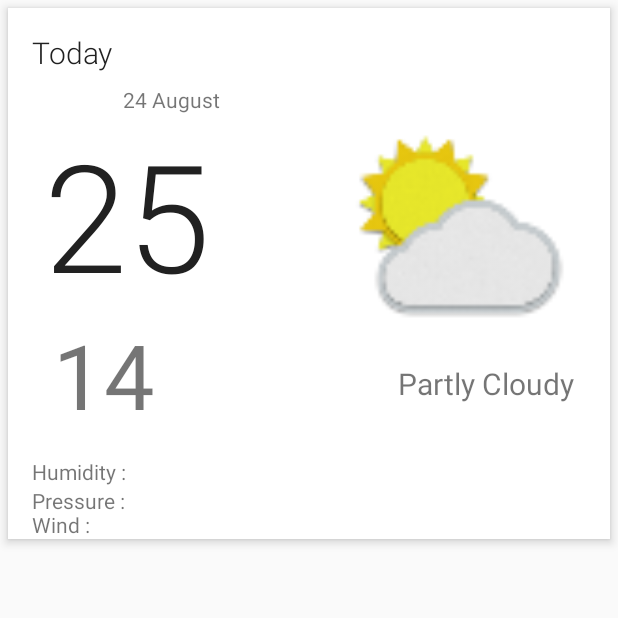
After one commit to MossCoOne/weatherapp, an Android app: the WeatherDetailActivity screen opened directly, with no data from a screen before it, on a phone screen of 412 x 824 dp, the top half of it. The commit adds this screen. Run offline under Robolectric (Android 15) with nearby library versions, the phone set to English and light mode, and no system bars.

Commit message:
Add the WeatherDetail view and SI units for temperature

```diff
--- a/MyWeatherApp/app/src/main/java/za/co/mossco/myweatherapp/utility/Constants.java
+++ b/MyWeatherApp/app/src/main/java/za/co/mossco/myweatherapp/utility/Constants.java
@@ -3,5 +3,5 @@ package za.co.mossco.myweatherapp.utility;
 
 public class Constants {
     public static final   String APP_ID = "";
-    public static String OPEN_WEATHER_BASE_URL = "";
+    public static String OPEN_WEATHER_BASE_URL = "http://api.openweathermap.org/data/2.5/forecast/";
 }
--- a/MyWeatherApp/app/src/main/java/za/co/mossco/myweatherapp/weather/WeatherFragment.java
+++ b/MyWeatherApp/app/src/main/java/za/co/mossco/myweatherapp/weather/WeatherFragment.java
@@ -2,6 +2,7 @@ package za.co.mossco.myweatherapp.weather;
 
 
 import android.app.ProgressDialog;
+import android.content.Intent;
 import android.os.Bundle;
 import android.support.annotation.Nullable;
 import android.support.v4.app.Fragment;
@@ -26,8 +27,11 @@ import java.util.ArrayList;
 import za.co.mossco.myweatherapp.R;
 import za.co.mossco.myweatherapp.model.WeatherRepository;
 import za.co.mossco.myweatherapp.model.WeatherRepositoryImpl;
+import za.co.mossco.myweatherapp.model.bean.List;
 import za.co.mossco.myweatherapp.model.bean.WeatherResponse;
 import za.co.mossco.myweatherapp.weather.adapter.WeatherAdapter;
+import za.co.mossco.myweatherapp.weather.adapter.WeatherAdapter.WeatherItemClickListener;
+import za.co.mossco.myweatherapp.weatherdetail.WeatherDetailActivity;
 
 
 public class WeatherFragment extends Fragment implements WeatherContract.View {
@@ -68,7 +72,7 @@ public class WeatherFragment extends Fragment implements WeatherContract.View {
 
     @Override
     public void showWeather(java.util.List<WeatherResponse> weatherResponseList) {
-        weatherAdapter = new WeatherAdapter(weatherResponseList.get(0).getList());
+        weatherAdapter = new WeatherAdapter(weatherResponseList.get(0).getList(),weatherItemClickListener);
         LinearLayoutManager linearLayoutManager = new LinearLayoutManager(getActivity());
         linearLayoutManager.setOrientation(LinearLayoutManager.VERTICAL);
         weaklyWeatherRecyclerView.setLayoutManager(linearLayoutManager);
@@ -90,4 +94,12 @@ public class WeatherFragment extends Fragment implements WeatherContract.View {
         weatherLoadingProgress.dismiss();
     }
 
+
+    WeatherItemClickListener weatherItemClickListener = new WeatherItemClickListener() {
+        @Override
+        public void onConsultantClicked(List clickedConsultant) {
+            Intent intent = new Intent(getContext(), WeatherDetailActivity.class);
+            startActivity(intent);
+        }
+    };
 }
--- a/MyWeatherApp/app/src/main/java/za/co/mossco/myweatherapp/weather/adapter/WeatherAdapter.java
+++ b/MyWeatherApp/app/src/main/java/za/co/mossco/myweatherapp/weather/adapter/WeatherAdapter.java
@@ -13,10 +13,12 @@ import za.co.mossco.myweatherapp.utility.DateUtil;
 
 
 public class WeatherAdapter extends RecyclerView.Adapter<WeatherViewHolder> {
-    public java.util.List<za.co.mossco.myweatherapp.model.bean.List> dailyWeatherList;
+    private java.util.List<za.co.mossco.myweatherapp.model.bean.List> dailyWeatherList;
+    private WeatherItemClickListener weatherItemClickListener;
 
-    public WeatherAdapter(List<za.co.mossco.myweatherapp.model.bean.List> dailyWeatherList) {
+    public WeatherAdapter(List<za.co.mossco.myweatherapp.model.bean.List> dailyWeatherList, WeatherItemClickListener weatherItemClickListener) {
         this.dailyWeatherList = dailyWeatherList;
+        this.weatherItemClickListener = weatherItemClickListener;
     }
 
     @Override
@@ -24,11 +26,12 @@ public class WeatherAdapter extends RecyclerView.Adapter<WeatherViewHolder> {
         Context context = parent.getContext();
         LayoutInflater layoutInflater = LayoutInflater.from(context);
         View view = layoutInflater.inflate(R.layout.weather_row, parent, false);
-        return new WeatherViewHolder(view);
+        return new WeatherViewHolder(view,weatherItemClickListener);
     }
 
     @Override
     public void onBindViewHolder(WeatherViewHolder holder, int position) {
+        char degreeSymbol = '\u00B0';
         final za.co.mossco.myweatherapp.model.bean.List currentWeather = dailyWeatherList.get(position);
         if (position == 0) {
             holder.dateTextView.setText(R.string.today_text);
@@ -38,8 +41,8 @@ public class WeatherAdapter extends RecyclerView.Adapter<WeatherViewHolder> {
             holder.dateTextView.setText(DateUtil.getCurrentDayOfWeek(currentWeather.getDt()));
         }
         holder.weatherDescriptionTextView.setText(currentWeather.getWeather().get(0).getDescription());
-        holder.highTemperatureTextView.setText(DateUtil.toCelsius(currentWeather.getTemp().getMax()) + "\u2103");
-        holder.lowTemperatureTextView.setText(DateUtil.toCelsius(currentWeather.getTemp().getMin())+ "\u2103");
+        holder.highTemperatureTextView.setText(DateUtil.toCelsius(currentWeather.getTemp().getMax()) + degreeSymbol);
+        holder.lowTemperatureTextView.setText(DateUtil.toCelsius(currentWeather.getTemp().getMin()) + degreeSymbol);
         String main = currentWeather.getWeather().get(0).getMain();
 
         if (main.equalsIgnoreCase("Clear")) {
@@ -47,7 +50,7 @@ public class WeatherAdapter extends RecyclerView.Adapter<WeatherViewHolder> {
         } else if (main.equalsIgnoreCase("Rainy")) {
             holder.weatherIconImageView.setImageResource(R.drawable.ic_light_rain);
         }
-
+        holder.setCurrentConsultant(currentWeather);
     }
 
     @Override
@@ -55,5 +58,8 @@ public class WeatherAdapter extends RecyclerView.Adapter<WeatherViewHolder> {
         return dailyWeatherList.size();
     }
 
+    public interface WeatherItemClickListener {
+        void onConsultantClicked(za.co.mossco.myweatherapp.model.bean.List clickedConsultant);
+    }
 
 }
--- a/MyWeatherApp/app/src/main/java/za/co/mossco/myweatherapp/weather/adapter/WeatherViewHolder.java
+++ b/MyWeatherApp/app/src/main/java/za/co/mossco/myweatherapp/weather/adapter/WeatherViewHolder.java
@@ -7,17 +7,31 @@ import android.widget.ImageView;
 import android.widget.TextView;
 
 import za.co.mossco.myweatherapp.R;
+import za.co.mossco.myweatherapp.weather.adapter.WeatherAdapter.WeatherItemClickListener;
 
-public class WeatherViewHolder extends RecyclerView.ViewHolder {
+public class WeatherViewHolder extends RecyclerView.ViewHolder implements View.OnClickListener {
     ImageView weatherIconImageView;
     TextView dateTextView, weatherDescriptionTextView, highTemperatureTextView, lowTemperatureTextView;
+    WeatherItemClickListener weatherItemClickListener;
+    za.co.mossco.myweatherapp.model.bean.List currentWeatherList;
 
-    public WeatherViewHolder(View itemView) {
+    public WeatherViewHolder(View itemView,WeatherItemClickListener weatherItemClickListener) {
         super(itemView);
         weatherIconImageView = (ImageView) itemView.findViewById(R.id.weather_icon);
         dateTextView = (TextView) itemView.findViewById(R.id.date);
         weatherDescriptionTextView = (TextView) itemView.findViewById(R.id.weather_description);
         highTemperatureTextView = (TextView) itemView.findViewById(R.id.high_temperature);
         lowTemperatureTextView = (TextView) itemView.findViewById(R.id.low_temperature);
+        this.weatherItemClickListener = weatherItemClickListener;
+        itemView.setOnClickListener(this);
+    }
+
+    public void setCurrentConsultant(za.co.mossco.myweatherapp.model.bean.List currentWeatherList) {
+        this.currentWeatherList = currentWeatherList;
+    }
+
+    @Override
+    public void onClick(View view) {
+        weatherItemClickListener.onConsultantClicked(currentWeatherList);
     }
 }
--- /dev/null
+++ b/MyWeatherApp/app/src/main/java/za/co/mossco/myweatherapp/weatherdetail/WeatherDetailActivity.java
@@ -0,0 +1,30 @@
+package za.co.mossco.myweatherapp.weatherdetail;
+
+import android.content.Context;
+import android.content.Intent;
+import android.support.v7.app.AppCompatActivity;
+import android.os.Bundle;
+
+import com.google.gson.Gson;
+
+import za.co.mossco.myweatherapp.R;
+
+public class WeatherDetailActivity extends AppCompatActivity {
+
+
+    public static Intent getInstance(Context context,za.co.mossco.myweatherapp.model.bean.List currentWeatherList) {
+        Intent detailIntent = new Intent(context, WeatherDetailActivity.class);
+
+//        Bundle bundle = new Bundle();
+//        bundle.putString(CONSULTANT_KEY, new Gson().toJson(consultant));
+//        detailIntent.putExtras(bundle);
+        return detailIntent;
+    }
+
+
+    @Override
+    protected void onCreate(Bundle savedInstanceState) {
+        super.onCreate(savedInstanceState);
+        setContentView(R.layout.activity_weather_detail);
+    }
+}
--- /dev/null
+++ b/MyWeatherApp/app/src/main/res/layout/activity_weather_detail.xml
@@ -0,0 +1,126 @@
+<?xml version="1.0" encoding="utf-8"?>
+<ScrollView xmlns:android="http://schemas.android.com/apk/res/android"
+    xmlns:app="http://schemas.android.com/apk/res-auto"
+    xmlns:tools="http://schemas.android.com/tools"
+    android:id="@+id/activity_weather_detail"
+    android:layout_width="match_parent"
+    android:layout_height="match_parent"
+    tools:context="za.co.mossco.myweatherapp.weatherdetail.WeatherDetailActivity">
+
+
+    <android.support.constraint.ConstraintLayout
+        android:layout_width="match_parent"
+        android:layout_height="wrap_content"
+        android:layout_margin="5dp"
+        android:background="#fff"
+        android:elevation="4dp">
+
+        <TextView
+            android:id="@+id/detail_day"
+            android:layout_width="wrap_content"
+            android:layout_height="wrap_content"
+            android:layout_marginEnd="8dp"
+            android:layout_marginStart="16dp"
+            android:layout_marginTop="16dp"
+            android:fontFamily="sans-serif-light"
+            android:text="@string/today_text"
+            android:textColor="@color/primary_text"
+            android:textSize="@dimen/forecast_text_size"
+            app:layout_constraintEnd_toEndOf="parent"
+            app:layout_constraintHorizontal_bias="0.0"
+            app:layout_constraintStart_toStartOf="parent"
+            app:layout_constraintTop_toTopOf="parent" />
+
+        <TextView
+            android:id="@+id/detail_date"
+            android:layout_width="wrap_content"
+            android:layout_height="wrap_content"
+            android:layout_marginEnd="260dp"
+            android:layout_marginStart="16dp"
+            android:layout_marginTop="8dp"
+            android:text="24 August"
+            app:layout_constraintEnd_toEndOf="parent"
+            app:layout_constraintHorizontal_bias="0.0"
+            app:layout_constraintLeft_toLeftOf="parent"
+            app:layout_constraintTop_toBottomOf="@+id/detail_day" />
+
+        <TextView
+            android:id="@+id/detail_temperature_high"
+            android:layout_width="wrap_content"
+            android:layout_height="wrap_content"
+            android:layout_marginLeft="28dp"
+            android:layout_marginStart="24dp"
+            android:fontFamily="sans-serif-light"
+            android:text="25"
+            android:textColor="@color/primary_text"
+            android:textSize="@dimen/detail_temperature_high_text_size"
+            app:layout_constraintLeft_toLeftOf="parent"
+            app:layout_constraintTop_toBottomOf="@+id/detail_date"
+            tools:text="25" />
+
+        <TextView
+            android:id="@+id/detail_temperature_low"
+            android:layout_width="wrap_content"
+            android:layout_height="75dp"
+            android:layout_marginStart="30dp"
+            android:text="14"
+            android:textSize="@dimen/detail_temperature_low_text_size"
+            app:layout_constraintStart_toStartOf="parent"
+            app:layout_constraintTop_toBottomOf="@+id/detail_temperature_high"
+            tools:text="25" />
+
+        <ImageView
+            android:id="@+id/imageView2"
+            android:layout_width="150dp"
+            android:layout_height="150dp"
+            android:layout_marginEnd="24dp"
+            app:layout_constraintRight_toRightOf="parent"
+            app:layout_constraintTop_toBottomOf="@+id/detail_date"
+            app:srcCompat="@drawable/ic_light_clouds" />
+
+        <TextView
+            android:id="@+id/detail_description"
+            android:layout_width="wrap_content"
+            android:layout_height="wrap_content"
+            android:layout_marginEnd="24dp"
+            android:layout_marginTop="16dp"
+            android:text="Partly Cloudy"
+            android:textSize="@dimen/forecast_text_size"
+            app:layout_constraintRight_toRightOf="parent"
+            app:layout_constraintTop_toBottomOf="@+id/imageView2" />
+
+        <TextView
+            android:id="@+id/detail_humidity"
+            android:layout_width="wrap_content"
+            android:layout_height="wrap_content"
+            android:layout_marginStart="16dp"
+            android:layout_marginTop="20dp"
+            android:text="Humidity :"
+            app:layout_constraintStart_toStartOf="parent"
+            app:layout_constraintTop_toBottomOf="@+id/detail_temperature_low" />
+
+        <TextView
+            android:id="@+id/detail_pressure"
+            android:layout_width="wrap_content"
+            android:layout_height="wrap_content"
+            android:layout_marginBottom="8dp"
+            android:layout_marginStart="16dp"
+            android:text="Pressure :"
+            app:layout_constraintBottom_toTopOf="@+id/detail_wind"
+            app:layout_constraintStart_toStartOf="parent"
+            app:layout_constraintTop_toBottomOf="@+id/detail_humidity"
+            app:layout_constraintVertical_bias="0.0" />
+
+        <TextView
+            android:id="@+id/detail_wind"
+            android:layout_width="wrap_content"
+            android:layout_height="wrap_content"
+            android:layout_marginBottom="@dimen/activity_vertical_margin"
+            android:layout_marginStart="16dp"
+            android:layout_marginTop="16dp"
+            android:text="Wind :"
+            app:layout_constraintLeft_toLeftOf="parent"
+            app:layout_constraintTop_toBottomOf="@+id/detail_humidity" />
+
+    </android.support.constraint.ConstraintLayout>
+</ScrollView>
--- a/MyWeatherApp/app/src/main/res/values/dimens.xml
+++ b/MyWeatherApp/app/src/main/res/values/dimens.xml
@@ -9,7 +9,9 @@
     <dimen name="today_icon">96dp</dimen>
 
     <dimen name="list_icon">40dp</dimen>
-    <dimen name="forecast_text_size">28dp</dimen>
+    <dimen name="forecast_text_size">20dp</dimen>
+    <dimen name="detail_temperature_high_text_size">100dp</dimen>
+    <dimen name="detail_temperature_low_text_size">60dp</dimen>
 
     <dimen name="forecast_temperature_space">4dp</dimen>
 
@@ -31,6 +33,9 @@
 
     <dimen name="list_item_date_left_margin">16dp</dimen>
 
-    <dimen name="list_item_date_start_margin">@dimen/list_item_date_left_margin</dimen>>
+    <dimen name="list_item_date_start_margin">@dimen/list_item_date_left_margin</dimen>
+    <!-- Default screen margins, per the Android Design guidelines. -->
+    <dimen name="activity_horizontal_margin">16dp</dimen>
+    <dimen name="activity_vertical_margin">16dp</dimen>>
 
 </resources>
```
Also changed, not shown: MyWeatherApp/app/src/main/AndroidManifest.xml (+8 -5 lines).
